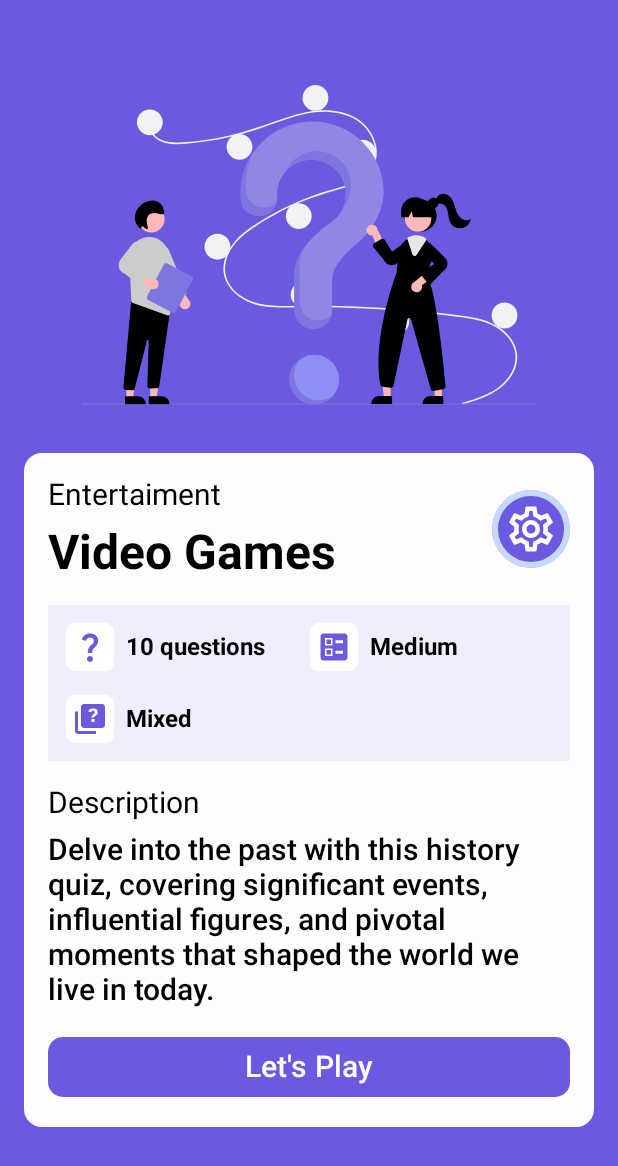
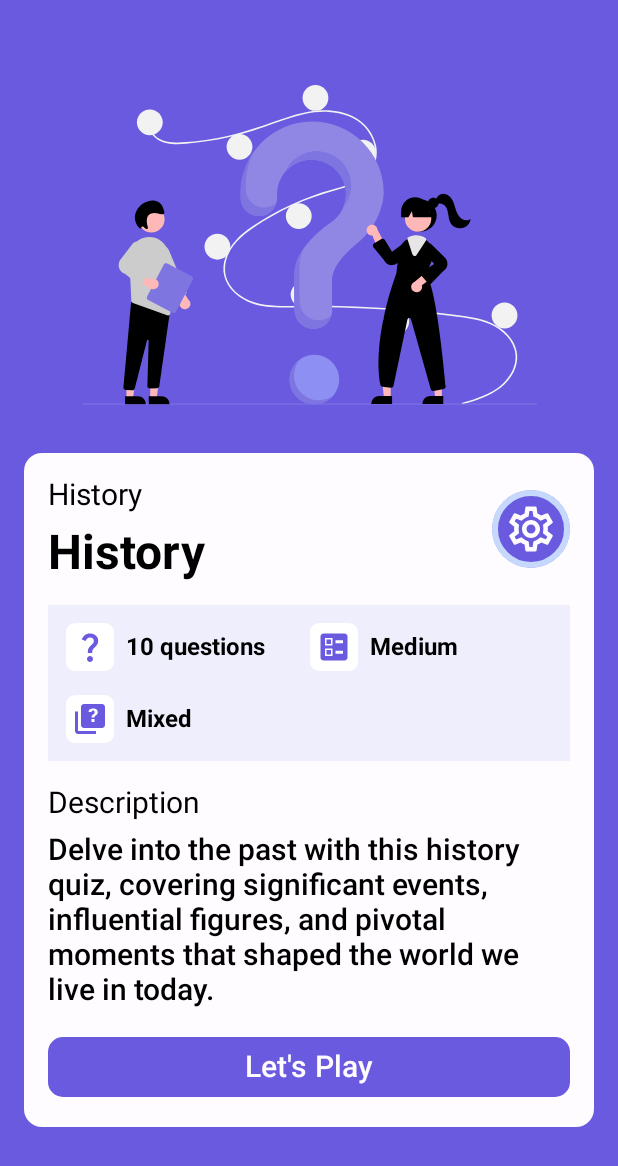
Before and after one commit to harijoshi07/Quizzle, an Android app built with Jetpack Compose: the @Preview function QuizStartScreenPreview, on a phone screen of 412 x 824 dp. Shown: the top 1166 px of the screen. Run offline under Robolectric (Android 15) with nearby library versions, the phone set to English and light mode, and no system bars; Roboto replaces fonts that are not available here.

Commit message:
refactor: update ContentHeader component in QuizStartScreen

```diff
--- a/app/src/main/java/com/example/quizgame/ui/screen/quiz/QuizStartScreen.kt
+++ b/app/src/main/java/com/example/quizgame/ui/screen/quiz/QuizStartScreen.kt
@@ -40,7 +40,13 @@ import com.example.quizgame.data.SettingsQuiz
 import com.example.quizgame.data.quizCategoryDescription
 
 @Composable
-fun QuizStartScreen(quiz: String, settingsQuiz: SettingsQuiz, modifier: Modifier = Modifier) {
+fun QuizStartScreen(
+    quizCategory: String,
+    quiz: String,
+    settingsQuiz: SettingsQuiz,
+    navigateToSelect: () -> Unit,
+    modifier: Modifier = Modifier
+) {
 
     Column(
         horizontalAlignment = Alignment.CenterHorizontally,
@@ -56,14 +62,20 @@ fun QuizStartScreen(quiz: String, settingsQuiz: SettingsQuiz, modifier: Modifier
         )
         Spacer(modifier = Modifier.height(16.dp))
 
-        QuizContent(quiz, settingsQuiz)
+        QuizContent(quizCategory, quiz, settingsQuiz, navigateToSelect)
     }
 
 }
 
 
 @Composable
-fun QuizContent(quiz: String, settingsQuiz: SettingsQuiz, modifier: Modifier = Modifier) {
+fun QuizContent(
+    quizCategory: String,
+    quiz: String,
+    settingsQuiz: SettingsQuiz,
+    navigateToSelect: () -> Unit,
+    modifier: Modifier = Modifier
+) {
 
     Card(
         colors = CardDefaults.cardColors(
@@ -75,7 +87,7 @@ fun QuizContent(quiz: String, settingsQuiz: SettingsQuiz, modifier: Modifier = M
     ) {
         Column(modifier = Modifier.padding(16.dp)) {
 
-            ContentHeader()
+            ContentHeader(quizCategory, quiz, navigateToSelect)
             Spacer(modifier = Modifier.height(16.dp))
             QuizType(settingsQuiz)
             Spacer(modifier = Modifier.height(16.dp))
@@ -98,7 +110,7 @@ fun QuizContent(quiz: String, settingsQuiz: SettingsQuiz, modifier: Modifier = M
 }
 
 @Composable
-fun ContentHeader() {
+fun ContentHeader(quizCategory: String, quiz: String, navigateToSelect: () -> Unit) {
     Row(
         modifier = Modifier.fillMaxWidth(),
         verticalAlignment = Alignment.CenterVertically,
@@ -106,12 +118,12 @@ fun ContentHeader() {
     ) {
         Column {
             Text(
-                text = "Entertaiment",
+                text = quizCategory,
                 fontSize = 20.sp
             )
             Spacer(modifier = Modifier.height(8.dp))
             Text(
-                text = "Video Games",
+                text = quiz,
                 fontSize = 32.sp,
                 fontWeight = FontWeight.Bold
             )
@@ -124,7 +136,7 @@ fun ContentHeader() {
                     color = colorResource(id = R.color.secondary_blue),
                     shape = CircleShape
                 ),
-            onClick = { /*TODO*/ },
+            onClick = navigateToSelect,
             colors = IconButtonDefaults.iconButtonColors(
                 contentColor = colorResource(id = R.color.white_background),
                 containerColor = colorResource(id = R.color.primary_purple)
@@ -219,7 +231,11 @@ fun ContentDescription(category: String, modifier: Modifier = Modifier) {
 @Composable
 private fun QuizStartScreenPreview() {
 
-    QuizStartScreen(quiz = "History", settingsQuiz = SettingsQuiz())
+    QuizStartScreen(
+        quizCategory = "History",
+        quiz = "History",
+        settingsQuiz = SettingsQuiz(),
+        navigateToSelect = {})
     //QuizContent()
     //ContentHeader()
     //QuizType()
```
